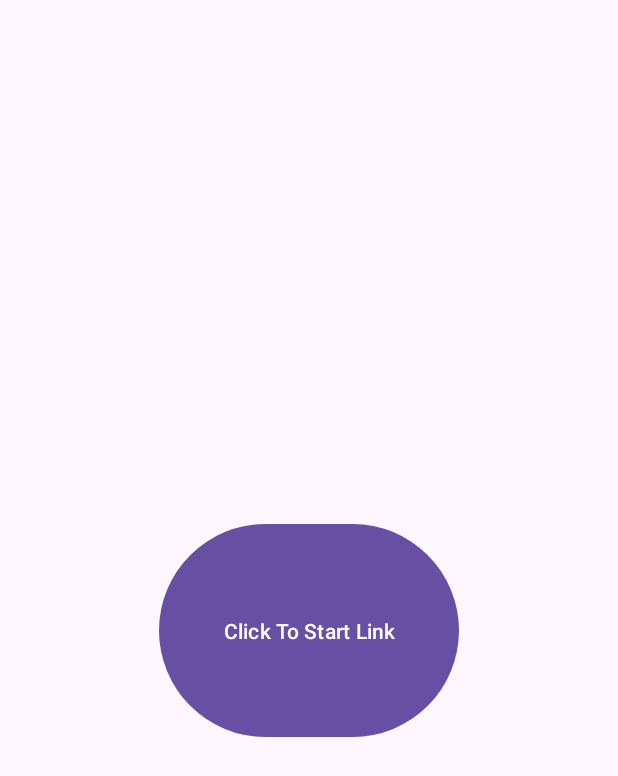
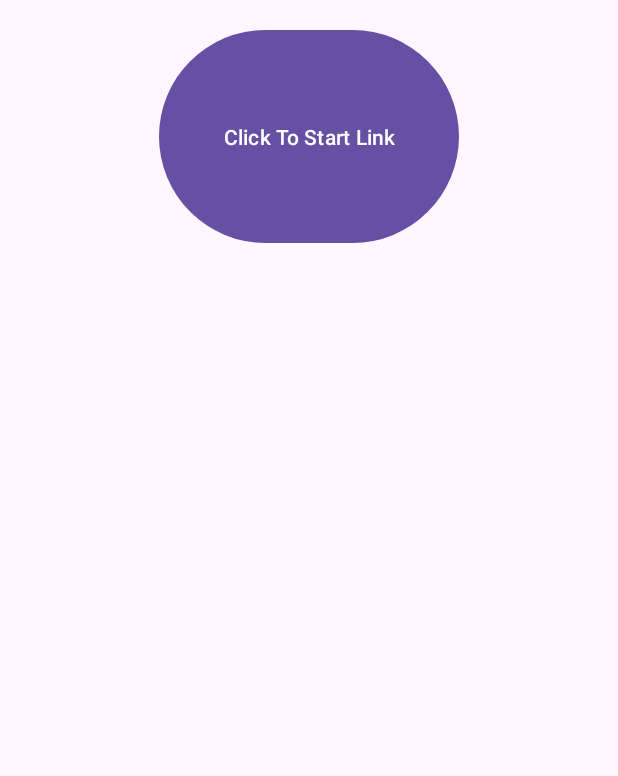
Before and after one commit to Stingray07/Eh-Iniscroll, an Android app: the screen it shows after launch (MainActivity), on a phone screen of 412 x 824 dp. Shown: the top 776 px of the screen. Run offline under Robolectric (Android 15) with nearby library versions, the phone set to English and light mode, and no system bars.

Commit message:
formatting changes
can't detect scroll because child of scrollview is not "bigger" than the scrollview

```diff
--- a/app/src/main/java/com/example/ehiniscroll/MainActivity.java
+++ b/app/src/main/java/com/example/ehiniscroll/MainActivity.java
@@ -5,7 +5,7 @@ import androidx.appcompat.app.AppCompatActivity;
 import android.os.Bundle;
 import android.view.View;
 import android.widget.Button;
-import android.widget.HorizontalScrollView;
+import android.widget.ScrollView;
 import android.widget.ProgressBar;
 import android.widget.Toast;
 
@@ -17,13 +17,13 @@ public class MainActivity extends AppCompatActivity {
         super.onCreate(savedInstanceState);
         setContentView(R.layout.activity_main);
 
-        // initialize views
+//        // initialize views
         Button startButton = findViewById(R.id.startButton);
         Button stopButton = findViewById(R.id.stopButton);
         ProgressBar linkingBar = findViewById(R.id.loadingProgressBar);
-        HorizontalScrollView horizontalScrollView = findViewById(R.id.horizontalScrollView);
-
-
+        ScrollView verticalScrollView = findViewById(R.id.verticalScrollView);
+//
+//
         startButton.setOnClickListener(v -> {
             showToast("Initializing Link");
             startButton.setVisibility(View.INVISIBLE);
@@ -36,6 +36,7 @@ public class MainActivity extends AppCompatActivity {
 
 
             linkingBar.setVisibility(View.INVISIBLE);
+            System.out.println("Link Started");
         });
 
         stopButton.setOnClickListener(v -> {
@@ -45,16 +46,19 @@ public class MainActivity extends AppCompatActivity {
             stopButton.setVisibility(View.INVISIBLE);
 
             showToast("Link Stopped");
+            System.out.println("Link Stopped");
         });
 
-        horizontalScrollView.setOnScrollChangeListener(new View.OnScrollChangeListener() {
+        verticalScrollView.setOnScrollChangeListener(new View.OnScrollChangeListener() {
             @Override
             public void onScrollChange(View v, int scrollX, int scrollY, int oldScrollX, int oldScrollY) {
-                if (scrollX != oldScrollX) {
-                    System.out.println("Im scrolling");
+                // Check if there is a vertical scroll
+                if (scrollY != oldScrollY) {
+                    System.out.println("ScrollDetection Vertical scroll detected. ScrollY: " + scrollY);
                 }
             }
         });
+
     }
 
 
--- a/app/src/main/res/layout/activity_main.xml
+++ b/app/src/main/res/layout/activity_main.xml
@@ -1,56 +1,54 @@
 <?xml version="1.0" encoding="utf-8"?>
-<androidx.constraintlayout.widget.ConstraintLayout xmlns:android="http://schemas.android.com/apk/res/android"
+<LinearLayout
+    xmlns:android="http://schemas.android.com/apk/res/android"
     xmlns:app="http://schemas.android.com/apk/res-auto"
     xmlns:tools="http://schemas.android.com/tools"
     android:layout_width="match_parent"
     android:layout_height="match_parent"
+    android:orientation="vertical"
     tools:context=".MainActivity">
 
-    <HorizontalScrollView
-        android:id="@+id/horizontalScrollView"
+    <ScrollView
+        android:id="@+id/verticalScrollView"
         android:layout_width="match_parent"
-        android:layout_height="match_parent"
-        app:layout_constraintTop_toTopOf="parent"
-        app:layout_constraintBottom_toBottomOf="parent"
-        app:layout_constraintStart_toStartOf="parent"
-        app:layout_constraintEnd_toEndOf="parent"/>
+        android:layout_height="match_parent">
+
+        <LinearLayout
+            android:layout_width="match_parent"
+            android:layout_height="wrap_content"
+            android:orientation="vertical">
 
             <Button
                 android:id="@+id/startButton"
                 android:layout_width="200dp"
                 android:layout_height="150dp"
+                android:layout_gravity="center"
                 android:text="Click To Start Link"
                 app:layout_constraintTop_toTopOf="parent"
-            app:layout_constraintBottom_toBottomOf="parent"
                 app:layout_constraintStart_toStartOf="parent"
                 app:layout_constraintEnd_toEndOf="parent"
-            android:layout_marginTop="16dp" />
+                android:layout_marginTop="16dp"/>
 
             <Button
                 android:id="@+id/stopButton"
+                android:layout_gravity="center"
                 android:layout_width="100dp"
                 android:layout_height="50dp"
                 android:text="Click to Stop Link"
                 android:visibility="invisible"
-            app:layout_constraintTop_toTopOf="parent"
-            app:layout_constraintBottom_toBottomOf="parent"
-            app:layout_constraintStart_toStartOf="parent"
-            app:layout_constraintEnd_toEndOf="parent"
-            app:layout_constraintVertical_bias="0"
-            app:layout_constraintHorizontal_bias="0" />
+                app:layout_constraintTop_toBottomOf="@+id/startButton"
+                android:layout_marginTop="16dp" />
 
             <ProgressBar
                 android:id="@+id/loadingProgressBar"
                 android:layout_width="wrap_content"
                 android:layout_height="wrap_content"
-            android:layout_centerInParent="true"
+                android:layout_centerVertical="true"
                 android:visibility="invisible"
                 style="@android:style/Widget.ProgressBar.Large"
-            android:layout_centerHorizontal="true"
-            android:layout_centerVertical="true"
-            app:layout_constraintTop_toTopOf="parent"
-            app:layout_constraintBottom_toBottomOf="parent"
-            app:layout_constraintStart_toStartOf="parent"
-            app:layout_constraintEnd_toEndOf="parent"/>
+                app:layout_constraintTop_toBottomOf="@+id/stopButton"
+                android:layout_marginTop="16dp"/>
 
-</androidx.constraintlayout.widget.ConstraintLayout>
+        </LinearLayout>
+    </ScrollView>
+</LinearLayout>
```
Lines whose indentation alone changed are shown as unchanged.
